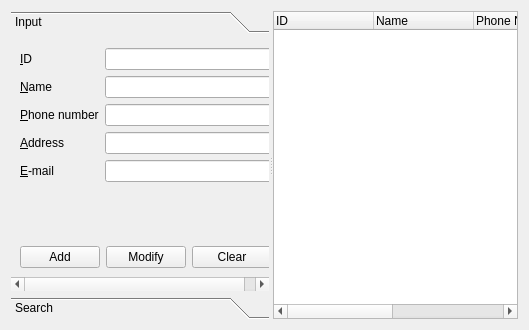
juyeon6454/Customer-management_Qt, file clientmanagerform.ui: the form before one commit.
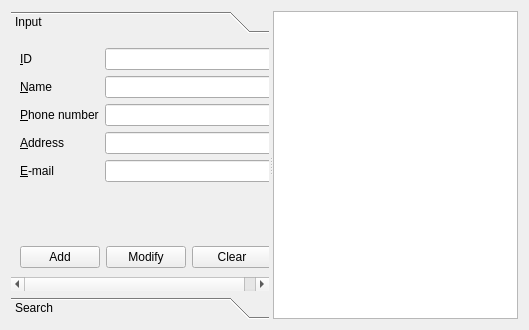
The form after the commit.

```diff
--- a/clientmanagerform.ui
+++ b/clientmanagerform.ui
@@ -247,35 +247,10 @@
      <widget class="QWidget" name="layoutWidget">
       <layout class="QVBoxLayout" name="clientListVerticalLayout">
        <item>
-        <widget class="QTreeWidget" name="treeWidget">
+        <widget class="QTreeView" name="treeView">
          <property name="rootIsDecorated">
           <bool>false</bool>
          </property>
-         <column>
-          <property name="text">
-           <string>ID</string>
-          </property>
-         </column>
-         <column>
-          <property name="text">
-           <string>Name</string>
-          </property>
-         </column>
-         <column>
-          <property name="text">
-           <string>Phone Number</string>
-          </property>
-         </column>
-         <column>
-          <property name="text">
-           <string>Address</string>
-          </property>
-         </column>
-         <column>
-          <property name="text">
-           <string>E-mail</string>
-          </property>
-         </column>
         </widget>
        </item>
       </layout>
```
